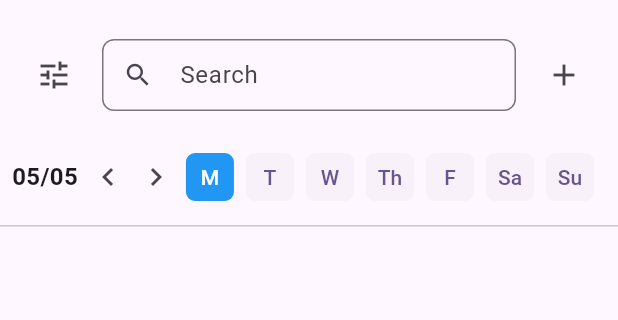
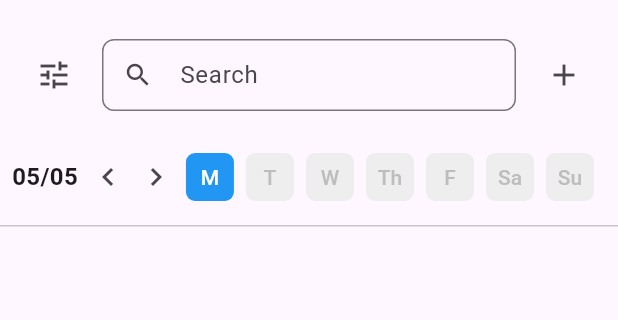
Before and after one commit to nathikazad/danceinsf, a Flutter app: the screen it shows after launch, after a tap on the "menu" icon, after a tap on the "tune" icon, after a tap on the "chevron left" icon, on a phone screen of 412 x 824 dp, the part 63-383 px from its top. Run offline on Flutter 3.47's test engine with Material 3 defaults, Android fonts, the phone set to English and light mode, and no system bars; our stand-ins replace flutter_riverpod, go_router, google_sign_in, sign_in_with_apple, supabase_flutter; accounts and stored records are empty.

Commit message:
added grayed out days

```diff
--- a/flutter_application/lib/screens/events_screen.dart
+++ b/flutter_application/lib/screens/events_screen.dart
@@ -23,13 +23,13 @@ class _EventsScreenState extends ConsumerState<EventsScreen> {
   String _selectedType = 'Socials';
   // List<String> _selectedFilters = ['Salsa', 'Once', 'San Francisco'];
 
-  // Add state for filter modal
-  final List<String> _styles = ['Salsa', 'Bachata'];
-  final List<String> _frequencies = ['Once', 'Weekly', 'Monthly'];
   String? _selectedStyle;
   String? _selectedFrequency;
   String? _selectedCity;
   final List<String> _cities = ['San Francisco', 'San Jose', 'Oakland'];
+
+  // Add this variable
+  Set<int> daysWithEventsForCurrentWeek = {};
 
   @override
   void dispose() {
@@ -41,6 +41,28 @@ class _EventsScreenState extends ConsumerState<EventsScreen> {
     setState(() {
       _selectedWeekday = date.weekday;
       _weekStart = date.subtract(Duration(days: (date.weekday - 1) % 7));
+      _computeDaysWithEventsForCurrentWeek();
+    });
+  }
+
+  // Add this method
+  void _computeDaysWithEventsForCurrentWeek() {
+    final eventsAsync = ref.read(eventControllerProvider);
+    final weekStart = _weekStart ?? DateTime.now().subtract(Duration(days: (DateTime.now().weekday - 1) % 7));
+    final weekEnd = weekStart.add(const Duration(days: 6));
+    Set<int> days = {};
+    if (eventsAsync.hasValue) {
+      final events = eventsAsync.value!;
+      for (final event in events) {
+        final eventDate = event.date;
+        if (eventDate.isAfter(weekStart.subtract(const Duration(days: 1))) &&
+            eventDate.isBefore(weekEnd.add(const Duration(days: 1)))) {
+          days.add(eventDate.weekday);
+        }
+      }
+    }
+    setState(() {
+      daysWithEventsForCurrentWeek = days;
     });
   }
 
@@ -53,12 +75,6 @@ class _EventsScreenState extends ConsumerState<EventsScreen> {
       ),
       builder: (context) {
         return FilterModalWidget(
-          styles: _styles,
-          frequencies: _frequencies,
-          cities: _cities,
-          initialStyle: _selectedStyle,
-          initialFrequency: _selectedFrequency,
-          initialCity: _selectedCity,
           onApply: ({style, frequency, city}) {
             setState(() {
               _selectedStyle = style;
@@ -104,10 +120,12 @@ class _EventsScreenState extends ConsumerState<EventsScreen> {
           WeekNavigator(
             weekStart: weekStart,
             selectedWeekday: _selectedWeekday,
+            daysWithEventsForCurrentWeek: daysWithEventsForCurrentWeek,
             onWeekChanged: (newWeekStart) {
               setState(() {
                 _weekStart = newWeekStart;
                 _selectedWeekday = 1; // Set to Monday
+                _computeDaysWithEventsForCurrentWeek();
               });
               _weekNavigatorController.scrollToClosestDate(newWeekStart);
             },
--- a/flutter_application/lib/widget/week_navigator.dart
+++ b/flutter_application/lib/widget/week_navigator.dart
@@ -75,11 +75,12 @@ class WeekNavigator extends StatelessWidget {
   final int selectedWeekday;
   final Function(DateTime) onWeekChanged;
   final Function(int) onDaySelected;
-
+  final Set<int> daysWithEventsForCurrentWeek;
   const WeekNavigator({
     super.key,
     required this.weekStart,
     required this.selectedWeekday,
+    required this.daysWithEventsForCurrentWeek,
     required this.onWeekChanged,
     required this.onDaySelected,
   });
@@ -121,15 +122,16 @@ class WeekNavigator extends StatelessWidget {
               children: List.generate(7, (index) {
                 final weekday = index + 1;
                 final isSelected = weekday == selectedWeekday;
+                final hasEvents = daysWithEventsForCurrentWeek.contains(weekday);
                 return SizedBox(
                   width: 32,
                   child: ElevatedButton(
-                    onPressed: () => onDaySelected(weekday),
+                    onPressed: () => hasEvents ? onDaySelected(weekday) : null,
                     style: ElevatedButton.styleFrom(
                       padding: EdgeInsets.zero,
                       minimumSize: const Size(32, 32),
-                      backgroundColor: isSelected ? Colors.blue : null,
-                      foregroundColor: isSelected ? Colors.white : null,
+                      backgroundColor: isSelected ? Colors.blue : (hasEvents ? null : Colors.grey[200]),
+                      foregroundColor: isSelected ? Colors.white : (hasEvents ? null : Colors.grey[400]),
                       shape: RoundedRectangleBorder(
                         borderRadius: BorderRadius.circular(6),
                       ),
@@ -138,7 +140,7 @@ class WeekNavigator extends StatelessWidget {
                       weekDays[index],
                       style: TextStyle(
                         fontSize: 14,
-                        color: isSelected ? Colors.white : null,
+                        color: isSelected ? Colors.white : (hasEvents ? null : Colors.grey[400]),
                       ),
                     ),
                   ),
```
Also changed, not shown: flutter_application/lib/widget/event_filters.dart (+68 -73 lines).
